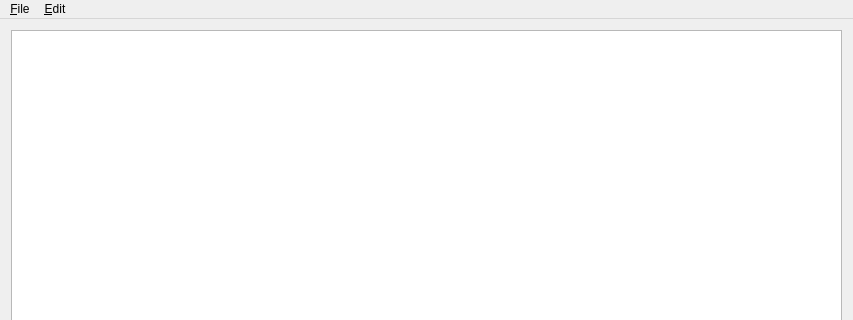
This is qlshw.ui in fransschreuder/qlshw as Qt 5 draws it before an edit; both pictures show x 0 to 853 and y 0 to 320 of the 853 by 759 pixel window. The edited form follows.
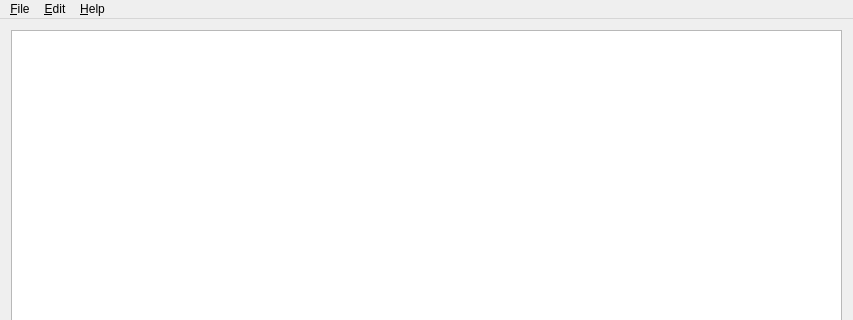
This is the edited form.

The edit to the form file:
```diff
--- a/qlshw.ui
+++ b/qlshw.ui
@@ -48,8 +48,15 @@
     </property>
     <addaction name="actionCopy"/>
    </widget>
+   <widget class="QMenu" name="menuHelp">
+    <property name="title">
+     <string>&amp;Help</string>
+    </property>
+    <addaction name="actionAbout_qlshw"/>
+   </widget>
    <addaction name="menuFile"/>
    <addaction name="menuEdit"/>
+   <addaction name="menuHelp"/>
   </widget>
   <widget class="QStatusBar" name="statusBar"/>
   <action name="actionRefresh">
```
Left out of the diff: 15 changed lines with no effect on the pictures.
